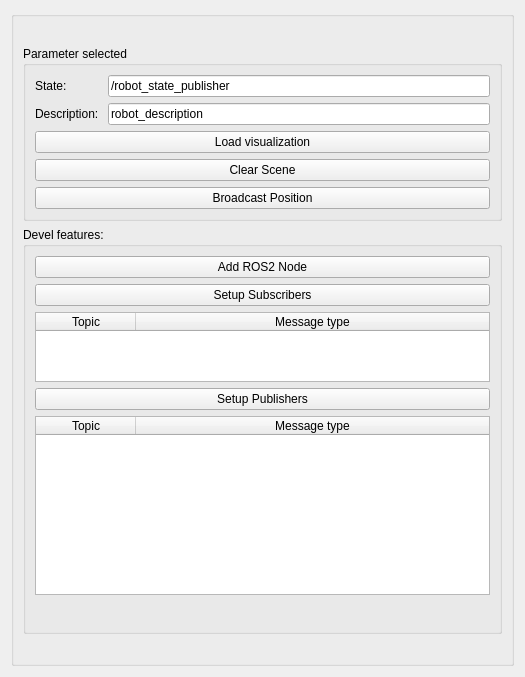
rosmed/slicer_ros2_module, file Resources/UI/qSlicerROS2ModuleWidget.ui: the form before one commit.
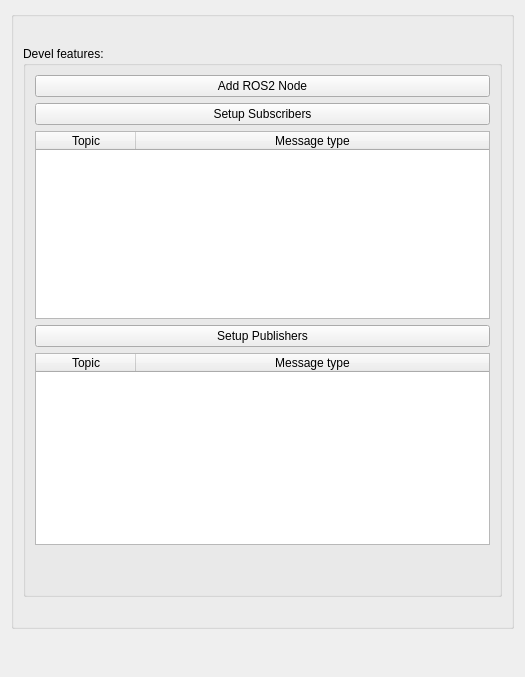
The form after the commit. Custom widgets are drawn as their Qt base class.

Commit message: * use try/catch around `rclcpp::init` to initialize only once #45 * removed old code so logic only uses new MRML nodes #32 * ROS nodes now added to SlicerROS2 logic when restored from xml #14 * `CreateAndAddXXX` methods moved from logic to ROS node since the publishers/subscribers... are attached to the node #46

Patch:
```diff
--- a/Resources/UI/qSlicerROS2ModuleWidget.ui
+++ b/Resources/UI/qSlicerROS2ModuleWidget.ui
@@ -20,7 +20,7 @@
       <string/>
      </property>
      <layout class="QGridLayout" name="gridLayout">
-      <item row="5" column="1">
+      <item row="4" column="1">
        <widget class="QLabel" name="topicLabel">
         <property name="text">
          <string/>
@@ -34,65 +34,7 @@
         </property>
        </widget>
       </item>
-      <item row="1" column="0" colspan="3">
-       <widget class="QGroupBox" name="descriptionWidgetGroupBox">
-        <property name="title">
-         <string>Parameter selected</string>
-        </property>
-        <layout class="QFormLayout" name="formLayout">
-         <item row="1" column="0">
-          <widget class="QLabel" name="label">
-           <property name="text">
-            <string>State:</string>
-           </property>
-          </widget>
-         </item>
-         <item row="1" column="1">
-          <widget class="QLineEdit" name="nodeLineEdit">
-           <property name="text">
-            <string>/robot_state_publisher</string>
-           </property>
-          </widget>
-         </item>
-         <item row="2" column="1">
-          <widget class="QLineEdit" name="paramLineEdit">
-           <property name="text">
-            <string>robot_description</string>
-           </property>
-          </widget>
-         </item>
-         <item row="3" column="0" colspan="2">
-          <widget class="QPushButton" name="loadVisualizationButton">
-           <property name="text">
-            <string>Load visualization</string>
-           </property>
-          </widget>
-         </item>
-         <item row="4" column="0" colspan="2">
-          <widget class="QPushButton" name="clearSceneButton">
-           <property name="text">
-            <string>Clear Scene</string>
-           </property>
-          </widget>
-         </item>
-         <item row="5" column="0" colspan="2">
-          <widget class="QPushButton" name="broadcastTransformButton">
-           <property name="text">
-            <string>Broadcast Position</string>
-           </property>
-          </widget>
-         </item>
-         <item row="2" column="0">
-          <widget class="QLabel" name="label_3">
-           <property name="text">
-            <string>Description: </string>
-           </property>
-          </widget>
-         </item>
-        </layout>
-       </widget>
-      </item>
-      <item row="3" column="0" colspan="3">
+      <item row="2" column="0" colspan="3">
        <widget class="QGroupBox" name="groupBox_2">
         <property name="title">
          <string>Devel features:</string>
```
The commit also changes 9 other files.
